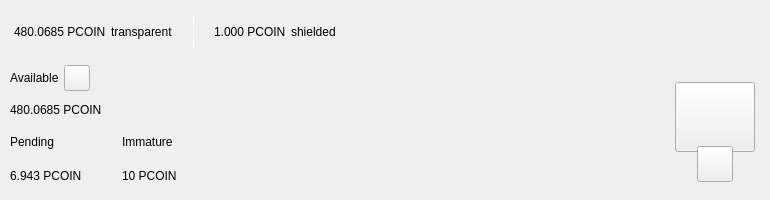
Above: src/qt/pcoin/forms/topbar.ui from pcoinproject/pcoin before the change. Below: the same form after it.
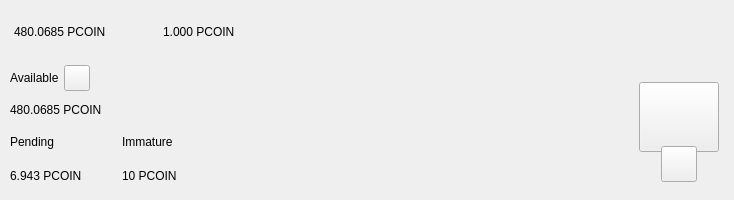
That is the form after the change. Custom widgets are drawn as their Qt base class.

Commit message:
[GUI]  Topbar balance + BalanceBubble improvements
Transparent and shielded string removed

Distinguish between transparent and shielded with color

UI improvements for topbar and BalanceBubble

What changed in the file:
```diff
--- a/src/qt/pcoin/forms/topbar.ui
+++ b/src/qt/pcoin/forms/topbar.ui
@@ -125,62 +125,16 @@
             </item>
             <item>
              <widget class="QLabel" name="labelTrans">
-              <property name="text">
-               <string>transparent</string>
-              </property>
              </widget>
             </item>
             <item>
-             <spacer name="horizontalSpacer_11">
+          <spacer name="horizontalSpacer">
               <property name="orientation">
                <enum>Qt::Horizontal</enum>
               </property>
-              <property name="sizeType">
-               <enum>QSizePolicy::Fixed</enum>
-              </property>
               <property name="sizeHint" stdset="0">
                <size>
-                <width>15</width>
-                <height>20</height>
-               </size>
-              </property>
-             </spacer>
-            </item>
-            <item alignment="Qt::AlignVCenter">
-             <widget class="QLabel" name="typeSpacerTop">
-              <property name="minimumSize">
-               <size>
-                <width>1</width>
-                <height>30</height>
-               </size>
-              </property>
-              <property name="maximumSize">
-               <size>
-                <width>1</width>
-                <height>30</height>
-               </size>
-              </property>
-              <property name="styleSheet">
-               <string notr="true">background-color:white;
-padding:0px;
-border:none;</string>
-              </property>
-              <property name="text">
-               <string/>
-              </property>
-             </widget>
-            </item>
-            <item>
-             <spacer name="horizontalSpacer_12">
-              <property name="orientation">
-               <enum>Qt::Horizontal</enum>
-              </property>
-              <property name="sizeType">
-               <enum>QSizePolicy::Fixed</enum>
-              </property>
-              <property name="sizeHint" stdset="0">
-               <size>
-                <width>15</width>
+             <width>40</width>
                 <height>20</height>
                </size>
               </property>
@@ -201,9 +155,6 @@
             </item>
             <item>
              <widget class="QLabel" name="labelShield">
-              <property name="text">
-               <string>shielded</string>
-              </property>
              </widget>
             </item>
            </layout>
```
Lines whose indentation alone changed are shown as unchanged. The commit also changes 5 other files.
